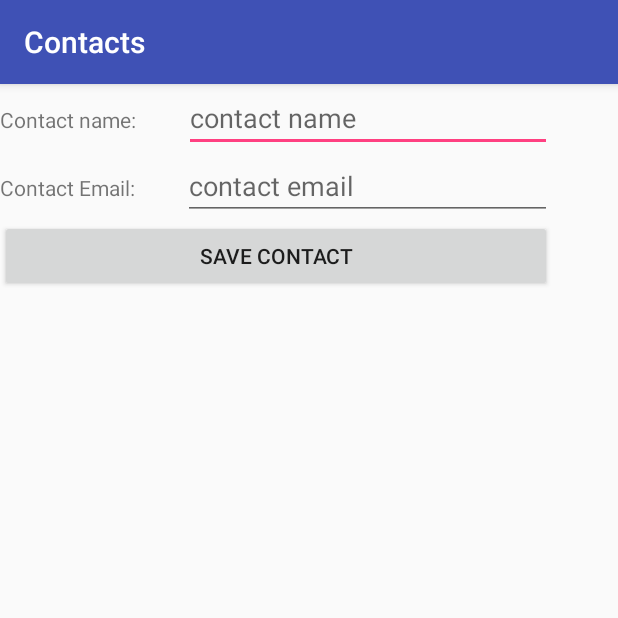
After one commit to dieb7/Contacts, an Android app: the AddUserActivity screen opened directly, with no data from a screen before it, on a phone screen of 412 x 824 dp, the top half of it. The commit adds this screen. Run offline under Robolectric (Android 15) with nearby library versions, the phone set to English and light mode, and no system bars.

Commit message:
Added AddUserActivity

```diff
--- a/app/src/main/AndroidManifest.xml
+++ b/app/src/main/AndroidManifest.xml
@@ -16,6 +16,7 @@
                 <category android:name="android.intent.category.LAUNCHER" />
             </intent-filter>
         </activity>
+        <activity android:name=".AddUserActivity"></activity>
     </application>
 
 </manifest>
--- /dev/null
+++ b/app/src/main/java/com/example/diebm/contacts/AddUserActivity.java
@@ -0,0 +1,62 @@
+package com.example.diebm.contacts;
+
+import android.content.Context;
+import android.content.Intent;
+import android.support.v7.app.AppCompatActivity;
+import android.os.Bundle;
+import android.view.View;
+import android.widget.EditText;
+
+public class AddUserActivity extends AppCompatActivity {
+
+    private EditText username;
+    private EditText email;
+
+    private Context context;
+
+    private UserList user_list = new UserList();
+
+    @Override
+    protected void onCreate(Bundle savedInstanceState) {
+        super.onCreate(savedInstanceState);
+        setContentView(R.layout.activity_add_user);
+
+        username = (EditText) findViewById(R.id.contactNameEditText);
+        email = (EditText) findViewById(R.id.contactEmailEditText);
+
+        context = getApplicationContext();
+
+        // We don't get a reference to an existing userlist object, we create one an load its contents
+        user_list.loadUsers(context);
+    }
+
+    public void saveUser(View view) {
+        String username_str = username.getText().toString();
+        String email_str = email.getText().toString();
+
+        if (username_str.equals("")) {
+            username.setError("Empty field!");
+            return;
+        }
+
+        if (!user_list.isUserNameAvailable(username_str)) {
+            username.setError("Username already exists!");
+            return;
+        }
+
+        if (email_str.equals("")) {
+            email.setError("Empty field!");
+            return;
+        }
+
+        // TODO: pass id to User here
+        User user = new User(username_str, email_str, "");
+
+        user_list.addUser(user);
+        user_list.saveUsers(context);
+
+        /* End AddUserActivity */
+        Intent intent = new Intent(this, ContactsActivity.class);
+        startActivity(intent);
+    }
+}
--- a/app/src/main/java/com/example/diebm/contacts/ContactsActivity.java
+++ b/app/src/main/java/com/example/diebm/contacts/ContactsActivity.java
@@ -1,7 +1,9 @@
 package com.example.diebm.contacts;
 
+import android.content.Intent;
 import android.support.v7.app.AppCompatActivity;
 import android.os.Bundle;
+import android.view.View;
 import android.widget.ArrayAdapter;
 import android.widget.ListView;
 
@@ -24,11 +26,15 @@ public class ContactsActivity extends AppCompatActivity {
         // Create and populate a list of users
         UserList userList = new UserList();
 
-        userList.addUser(new User("Fulanito", "fulanito@gmail.com", "0"));
-        userList.addUser(new User("Menganito", "menganito@gmail.com", "1"));
+        userList.loadUsers(getApplicationContext());
 
         listAdapter = new UserAdapter(this, userList.getUsers());
 
         my_contacts.setAdapter(listAdapter);
     }
+
+    public void addUserActivity(View view) {
+        Intent intent = new Intent(this, AddUserActivity.class);
+        startActivity(intent);
+    }
 }
--- a/app/src/main/java/com/example/diebm/contacts/UserList.java
+++ b/app/src/main/java/com/example/diebm/contacts/UserList.java
@@ -1,4 +1,6 @@
 package com.example.diebm.contacts;
+
+import android.content.Context;
 
 import java.util.ArrayList;
 
@@ -71,9 +73,27 @@ public class UserList {
     }
 
     public boolean isUserNameAvailable(String username) {
-        if (getUserByUsername(username) != null) {
-            return false;
+        if (getUserByUsername(username) == null) {
+            return true;
         }
-        return true;
+        return false;
+    }
+
+    public void loadUsers(Context context) {
+        // TODO: remove this and actually read it from storage
+        users = new ArrayList<User>();
+
+        users.add(new User("fulanito", "fulanito@gmail.com", "id1"));
+
+        users.add(new User("fulanita", "fulanita@gmail.com", "id2"));
+
+        users.add(new User("meganito", "menganito@gmail.com", "id4"));
+
+        users.add(new User("meganita", "menganita@gmail.com", "id4"));
+    }
+
+    public void saveUsers(Context context) {
+        // TODO: remove this and actually save it to storage
+
     }
 }
--- /dev/null
+++ b/app/src/main/res/layout/activity_add_user.xml
@@ -0,0 +1,71 @@
+<?xml version="1.0" encoding="utf-8"?>
+<android.support.constraint.ConstraintLayout xmlns:android="http://schemas.android.com/apk/res/android"
+    xmlns:app="http://schemas.android.com/apk/res-auto"
+    xmlns:tools="http://schemas.android.com/tools"
+    android:layout_width="match_parent"
+    android:layout_height="match_parent"
+    tools:context="com.example.diebm.contacts.AddUserActivity">
+
+    <LinearLayout
+        android:layout_width="368dp"
+        android:layout_height="495dp"
+        android:orientation="vertical"
+        tools:layout_editor_absoluteY="8dp"
+        tools:layout_editor_absoluteX="8dp">
+
+        <LinearLayout
+            android:layout_width="match_parent"
+            android:layout_height="wrap_content"
+            android:orientation="horizontal">
+
+            <TextView
+                android:layout_width="wrap_content"
+                android:layout_height="wrap_content"
+                android:layout_weight="1"
+                android:text="Contact name:" />
+
+            <EditText
+                android:id="@+id/contactNameEditText"
+                android:layout_width="wrap_content"
+                android:layout_height="wrap_content"
+                android:layout_weight="1"
+                android:ems="10"
+                android:hint="contact name"
+                android:inputType="textPersonName" />
+
+        </LinearLayout>
+
+        <LinearLayout
+            android:layout_width="match_parent"
+            android:layout_height="wrap_content"
+            android:orientation="horizontal"
+            tools:layout_editor_absoluteX="8dp"
+            tools:layout_editor_absoluteY="8dp">
+
+            <TextView
+                android:layout_width="wrap_content"
+                android:layout_height="wrap_content"
+                android:layout_weight="1"
+                android:text="Contact Email:" />
+
+            <EditText
+                android:id="@+id/contactEmailEditText"
+                android:layout_width="wrap_content"
+                android:layout_height="wrap_content"
+                android:layout_weight="1"
+                android:ems="10"
+                android:hint="contact email"
+                android:inputType="textPersonName" />
+
+        </LinearLayout>
+
+        <Button
+            android:id="@+id/saveContact"
+            android:layout_width="match_parent"
+            android:layout_height="wrap_content"
+            android:onClick="saveUser"
+            android:text="Save Contact" />
+
+    </LinearLayout>
+
+</android.support.constraint.ConstraintLayout>
--- a/app/src/main/res/layout/activity_contacts.xml
+++ b/app/src/main/res/layout/activity_contacts.xml
@@ -23,6 +23,7 @@
                 android:id="@+id/addContactButton"
                 android:layout_width="match_parent"
                 android:layout_height="wrap_content"
+                android:onClick="addUserActivity"
                 android:text="Add Contact"
                 tools:layout_editor_absoluteX="8dp"
                 tools:layout_editor_absoluteY="0dp" />
```
